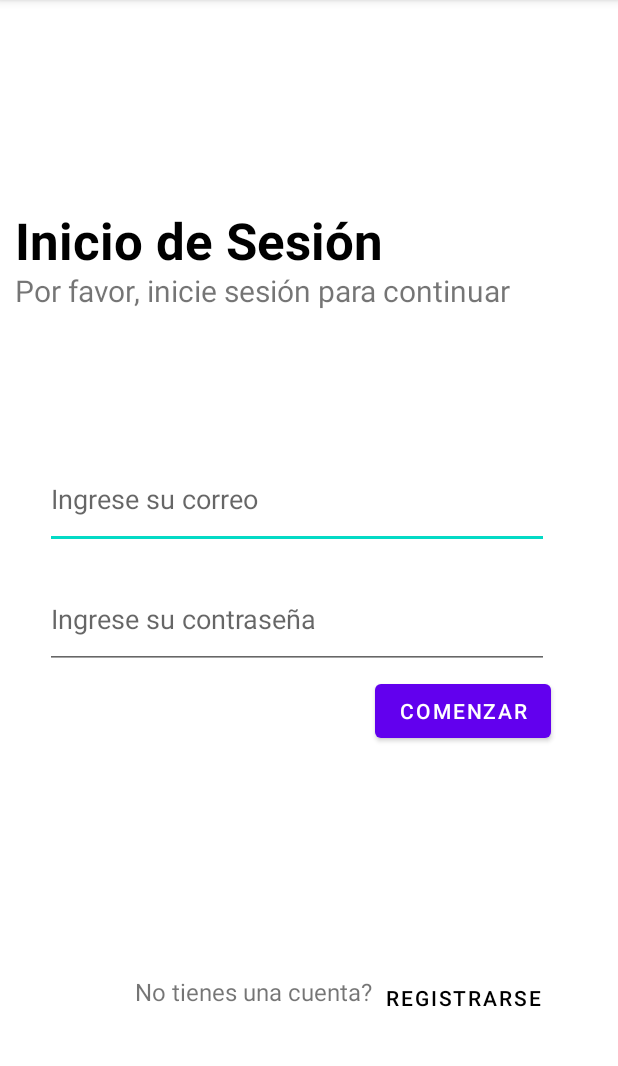
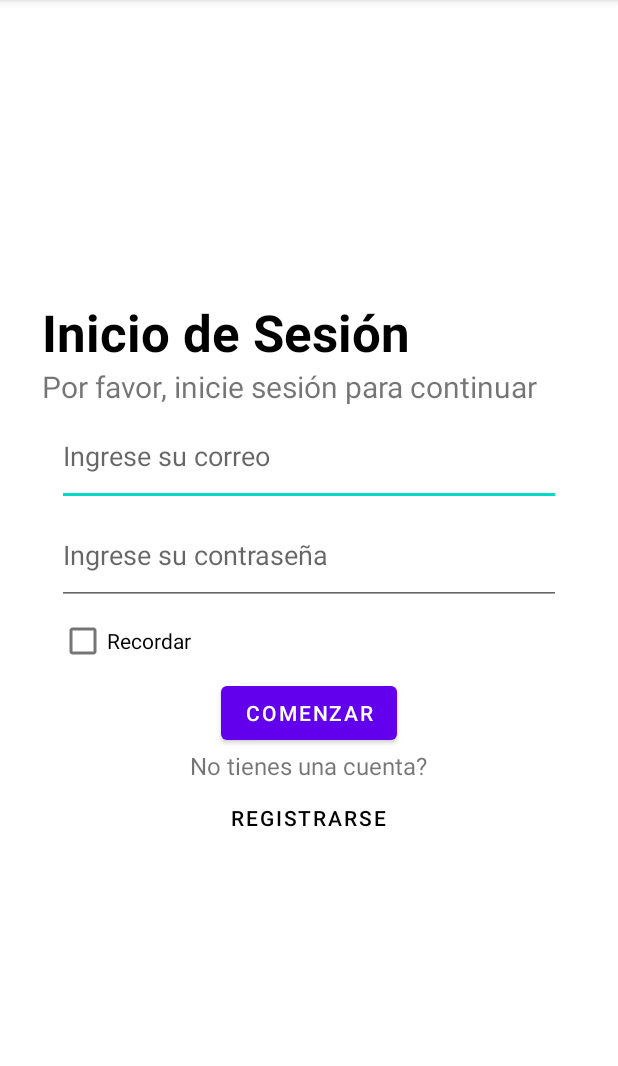
Before and after one commit to coderipper0/SafeTravelApp, an Android app: the fragment LoginFragment shown on its own in the app's theme, on a phone screen of 412 x 824 dp, the part 84-1150 px from its top. Run offline under Robolectric (Android 15) with nearby library versions, the phone set to English and light mode, and no system bars.

Commit message:
login_register

```diff
--- a/app/src/main/res/layout/fragment_login.xml
+++ b/app/src/main/res/layout/fragment_login.xml
@@ -5,26 +5,27 @@
     android:layout_height="match_parent"
     tools:context=".LoginFragment">
 
+    <LinearLayout
+        android:layout_width="match_parent"
+        android:layout_height="match_parent"
+        android:gravity="center"
+        android:orientation="vertical">
+
         <TextView
             android:id="@+id/txtLogin"
-        android:layout_width="300dp"
-        android:layout_height="40dp"
-        android:layout_marginStart="10dp"
-        android:layout_marginTop="137dp"
-        android:layout_marginEnd="91dp"
+            android:layout_width="355dp"
+            android:layout_height="wrap_content"
             android:text="@string/login"
-        android:textAlignment="textStart"
+            android:textAlignment="gravity"
             android:textColor="#000000"
             android:textSize="34sp"
             android:textStyle="bold" />
 
         <TextView
             android:id="@+id/txtLoginP"
-        android:layout_width="366dp"
+            android:layout_width="355dp"
             android:layout_height="wrap_content"
-        android:layout_marginStart="10dp"
-        android:layout_marginTop="180dp"
-        android:layout_marginEnd="91dp"
+            android:gravity="left"
             android:text="@string/loginP"
             android:textAlignment="textStart"
             android:textSize="20sp" />
@@ -33,39 +34,42 @@
             android:id="@+id/edtxtEmailLogin"
             android:layout_width="336dp"
             android:layout_height="66dp"
-        android:layout_marginStart="30dp"
-        android:layout_marginTop="300dp"
-        android:layout_marginEnd="91dp"
             android:ems="10"
+            android:gravity="center"
             android:hint="@string/email"
-        android:inputType="textEmailAddress" />
+            android:inputType="textEmailAddress"
+            android:textAlignment="textStart" />
 
         <EditText
             android:id="@+id/edtxtPassLogin"
             android:layout_width="336dp"
             android:layout_height="66dp"
-        android:layout_marginStart="30dp"
-        android:layout_marginTop="380dp"
-        android:layout_marginEnd="91dp"
             android:ems="10"
+            android:gravity="center"
             android:hint="@string/password"
-        android:inputType="textPassword" />
+            android:inputType="textPassword"
+            android:textAlignment="textStart" />
+
+        <CheckBox
+            android:id="@+id/chkRemember"
+            android:layout_width="333dp"
+            android:layout_height="wrap_content"
+            android:gravity="center"
+            android:text="@string/remember"
+            android:textAlignment="textStart" />
 
         <Button
             android:id="@+id/btnLogin"
             android:layout_width="wrap_content"
             android:layout_height="wrap_content"
-        android:layout_marginStart="250dp"
-        android:layout_marginTop="450dp"
+            android:gravity="center"
             android:text="@string/log" />
 
         <TextView
             android:id="@+id/txtAskLogin"
             android:layout_width="wrap_content"
             android:layout_height="wrap_content"
-        android:layout_marginStart="90dp"
-        android:layout_marginTop="650dp"
-        android:layout_marginEnd="91dp"
+            android:gravity="center"
             android:text="@string/L_account"
             android:textAlignment="textStart"
             android:textSize="16sp" />
@@ -73,12 +77,12 @@
         <Button
             android:id="@+id/btnRegister"
             android:layout_width="138dp"
-        android:layout_height="39dp"
-        android:layout_marginStart="240dp"
-        android:layout_marginTop="645dp"
-        android:layout_marginEnd="91dp"
+            android:layout_height="48dp"
             android:background="#00FFFFFF"
+            android:gravity="center"
             android:text="@string/register"
             android:textColor="#000000" />
 
+    </LinearLayout>
+
 </FrameLayout>
--- a/build.gradle
+++ b/build.gradle
@@ -1,7 +1,7 @@
 // Top-level build file where you can add configuration options common to all sub-projects/modules.
 plugins {
-    id 'com.android.application' version '7.2.0' apply false
-    id 'com.android.library' version '7.2.0' apply false
+    id 'com.android.application' version '7.2.1' apply false
+    id 'com.android.library' version '7.2.1' apply false
 }
 
 task clean(type: Delete) {
```
Also changed, not shown: app/src/main/java/com/safetravel/safetravel/RegisterFragment.java (added, +64 -0 lines), app/src/main/res/layout/fragment_register.xml (added, +87 -0 lines), app/src/main/res/values/strings.xml (+7 -0 lines). Lines whose indentation alone changed are shown as unchanged.
